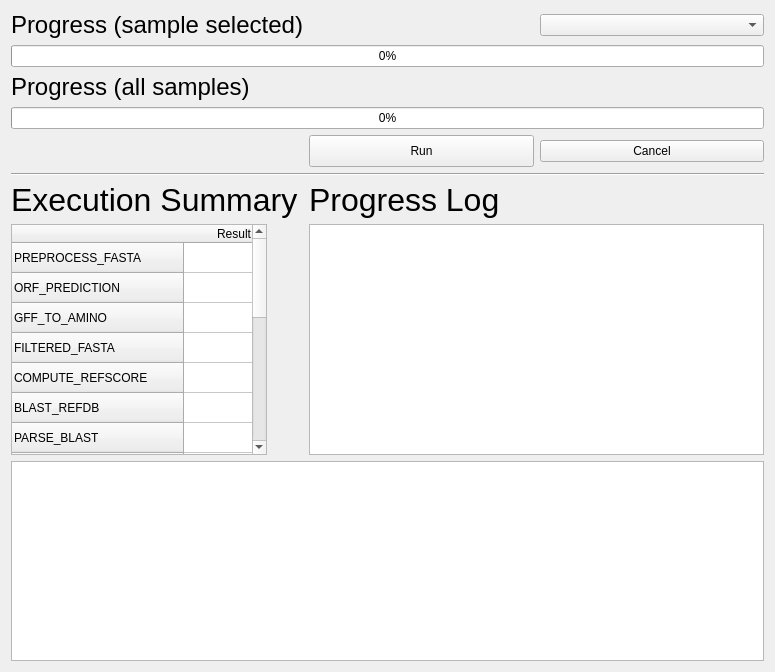
Before: the Qt Designer form ProgressDialog.ui in hallamlab/MetaPathwaysGUI, drawn with Qt 5.
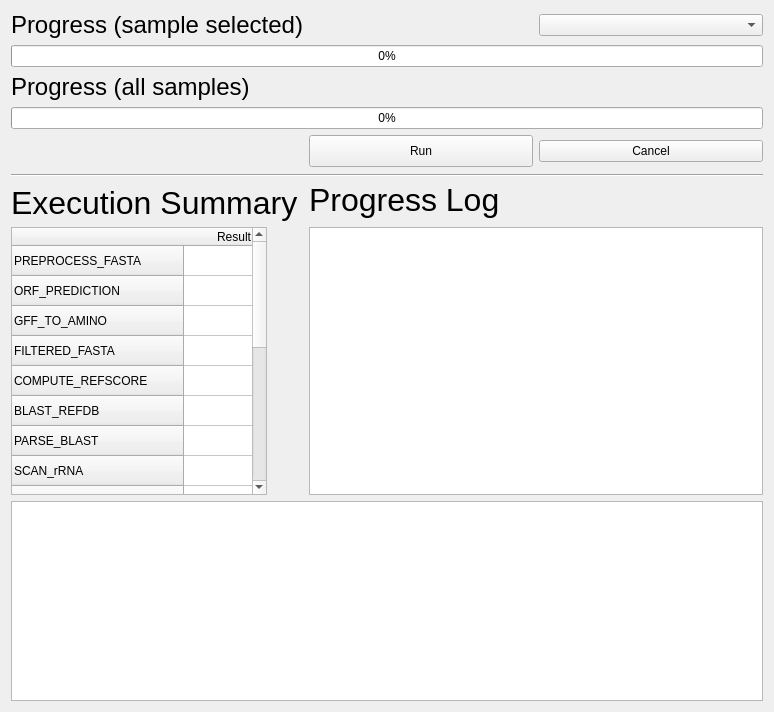
After: the same form once the commit is applied.

Commit message: minor fixes, added pathologic to setup screen

The edit to the form file:
```diff
--- a/ProgressDialog.ui
+++ b/ProgressDialog.ui
@@ -6,8 +6,8 @@
    <rect>
     <x>0</x>
     <y>0</y>
-    <width>775</width>
-    <height>672</height>
+    <width>774</width>
+    <height>712</height>
    </rect>
   </property>
   <property name="windowTitle">
@@ -119,6 +119,18 @@
      </property>
     </widget>
    </item>
+   <item row="6" column="1" rowspan="2">
+    <widget class="QLabel" name="logLabel">
+     <property name="font">
+      <font>
+       <pointsize>24</pointsize>
+      </font>
+     </property>
+     <property name="text">
+      <string>Progress Log</string>
+     </property>
+    </widget>
+   </item>
    <item row="7" column="0">
     <widget class="QLabel" name="summaryLabel">
      <property name="font">
@@ -274,18 +286,6 @@
      </property>
     </widget>
    </item>
-   <item row="7" column="1">
-    <widget class="QLabel" name="logLabel">
-     <property name="font">
-      <font>
-       <pointsize>24</pointsize>
-      </font>
-     </property>
-     <property name="text">
-      <string>Progress Log</string>
-     </property>
-    </widget>
-   </item>
   </layout>
  </widget>
  <resources/>
```
The commit also changes 6 other files.
